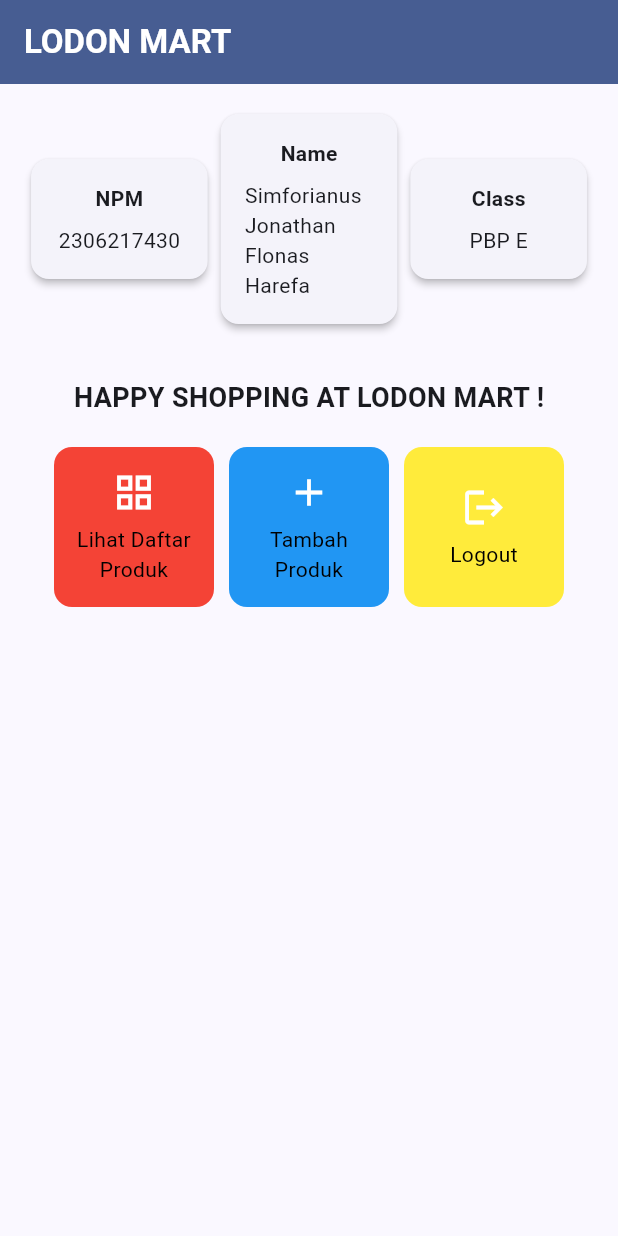
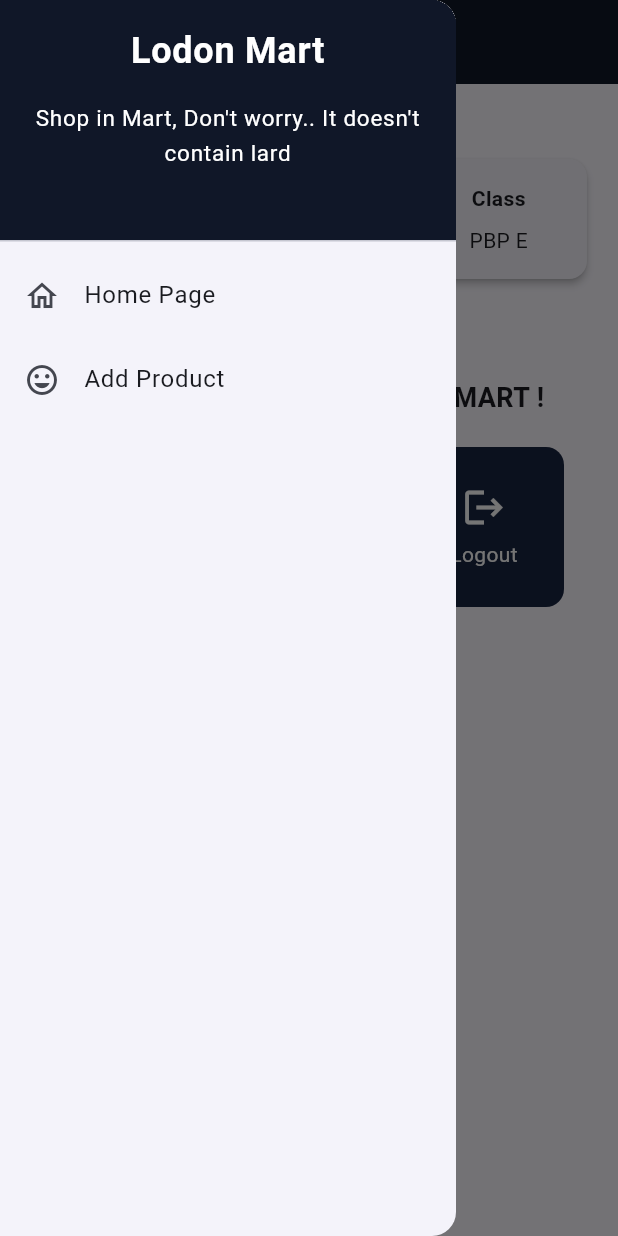
Before and after one commit to SimforianusJonathan/lodon-mart-mobile, a Flutter app: the screen it shows after launch, with the side drawer open (before the commit the screen has no drawer), on a phone screen of 412 x 824 dp. Run offline on Flutter 3.47's test engine with Material 3 defaults, Android fonts, the phone set to English and light mode, and no system bars.

Commit message:
finishing tugas 8 PBP

```diff
--- /dev/null
+++ b/lib/left_drawer.dart
@@ -0,0 +1,69 @@
+import 'package:flutter/material.dart';
+import 'package:lodon_mart/menu.dart';
+import 'package:lodon_mart/productentry_form.dart';
+
+class LeftDrawer extends StatelessWidget {
+  const LeftDrawer({super.key});
+
+  @override
+  Widget build(BuildContext context) {
+    return Drawer(
+      child: ListView(
+        children: [
+          DrawerHeader(
+            decoration: BoxDecoration(
+              color: Theme.of(context).colorScheme.primary,
+            ),
+            child: const Column(
+              children: [
+                Text(
+                  'Lodon Mart',
+                  textAlign: TextAlign.center,
+                  style: TextStyle(
+                    fontSize: 24,
+                    fontWeight: FontWeight.bold,
+                    color: Colors.white,
+                  ),
+                ),
+                Padding(padding: EdgeInsets.all(8)),
+                Text(
+                  "Shop in Mart, Don't worry.. It doesn't contain lard",
+                  textAlign: TextAlign.center,
+                  style: TextStyle(
+                    fontSize: 15,
+                    color: Colors.white,
+                    fontWeight: FontWeight.normal,
+                  ),
+                ),
+              ],
+            ),
+          ),
+          ListTile(
+            leading: const Icon(Icons.home_outlined),
+            title: const Text('Home Page'),
+            // Bagian redirection ke MyHomePage
+            onTap: () {
+              Navigator.pushReplacement(
+                  context,
+                  MaterialPageRoute(
+                    builder: (context) => MyHomePage(),
+                  ));
+            },
+          ),
+          ListTile(
+            leading: const Icon(Icons.mood),
+            title: const Text('Add Product'),
+            // Bagian redirection ke ProductEntryFormPage
+            onTap: () {
+              Navigator.push(
+                  context,
+                  MaterialPageRoute(
+                    builder: (context) => const ProductEntryFormPage(),
+                  ));
+            },
+          ),
+        ],
+      ),
+    );
+  }
+}
--- a/lib/main.dart
+++ b/lib/main.dart
@@ -32,8 +32,11 @@
           useMaterial3: true,
           colorScheme: ColorScheme.fromSeed(
             seedColor: const Color.fromARGB(255, 16, 23, 40),
-        ).copyWith(secondary: const Color.fromARGB(255, 36, 50, 80)),
-      ),
+          ).copyWith(
+            primary: const Color.fromARGB(255, 16, 23, 40),
+            // secondary: const Color.fromARGB(255, 22, 32, 55),
+            secondary: const Color.fromARGB(255, 25, 37, 65),
+          )),
       home: MyHomePage(),
     );
   }
--- a/lib/menu.dart
+++ b/lib/menu.dart
@@ -1,4 +1,6 @@
 import 'package:flutter/material.dart';
+import 'package:lodon_mart/productentry_form.dart';
+import 'package:lodon_mart/left_drawer.dart';
 
 class ItemCard extends StatelessWidget {
   // Menampilkan kartu dengan ikon dan nama.
@@ -11,7 +13,7 @@ class ItemCard extends StatelessWidget {
   Widget build(BuildContext context) {
     return Material(
       // Menentukan warna latar belakang dari tema aplikasi.
-      color: item.color,
+      color: Theme.of(context).colorScheme.secondary,
       // Membuat sudut kartu melengkung.
       borderRadius: BorderRadius.circular(12),
 
@@ -22,7 +24,16 @@ class ItemCard extends StatelessWidget {
           ScaffoldMessenger.of(context)
             ..hideCurrentSnackBar()
             ..showSnackBar(SnackBar(
-                content: Text("Kamu telah menekan tombol ${item.name}!")));
+                content: Text("You have clicked button ${item.name}!")));
+
+          // Navigate ke route yang sesuai (tergantung jenis tombol)
+          if (item.name == "Add Product") {
+            Navigator.push(
+              context,
+              MaterialPageRoute(
+                  builder: (context) => const ProductEntryFormPage()),
+            );
+          }
         },
         // Container untuk menyimpan Icon dan Text
         child: Container(
@@ -40,8 +51,8 @@ class ItemCard extends StatelessWidget {
                 const Padding(padding: EdgeInsets.all(3)),
                 Text(
                   item.name,
-                  textAlign: TextAlign.center,
-                  style: const TextStyle(color: Colors.black),
+                  textAlign: TextAlign.left,
+                  style: const TextStyle(color: Colors.white),
                 ),
               ],
             ),
@@ -89,9 +100,8 @@ class InfoCard extends StatelessWidget {
 class ItemHomepage {
   final String name;
   final IconData icon;
-  final Color color;
 
-  ItemHomepage(this.name, this.icon, this.color);
+  ItemHomepage(this.name, this.icon);
 }
 
 class MyHomePage extends StatelessWidget {
@@ -102,9 +112,9 @@ class MyHomePage extends StatelessWidget {
   final String className = 'PBP E'; // Kelas
 
   final List<ItemHomepage> items = [
-    ItemHomepage("Lihat Daftar Produk", Icons.grid_view, Colors.red),
-    ItemHomepage("Tambah Produk", Icons.add, Colors.blue),
-    ItemHomepage("Logout", Icons.logout, Colors.yellow),
+    ItemHomepage("List of Product", Icons.grid_view),
+    ItemHomepage("Add Product", Icons.add),
+    ItemHomepage("Logout", Icons.logout),
   ];
 
   @override
@@ -113,7 +123,7 @@ class MyHomePage extends StatelessWidget {
     return Scaffold(
       // AppBar adalah bagian atas halaman yang menampilkan judul.
       appBar: AppBar(
-        // Judul aplikasi "Mental Health Tracker" dengan teks putih dan tebal.
+        // Judul aplikasi "LODON MART" dengan teks putih dan tebal.
         title: const Text(
           'LODON MART',
           style: TextStyle(
@@ -123,7 +133,9 @@ class MyHomePage extends StatelessWidget {
         ),
         // Warna latar belakang AppBar diambil dari skema warna tema aplikasi.
         backgroundColor: Theme.of(context).colorScheme.primary,
+        iconTheme: const IconThemeData(color: Colors.white),
       ),
+      drawer: LeftDrawer(),
       // Body halaman dengan padding di sekelilingnya.
       body: Padding(
         padding: const EdgeInsets.all(16.0),
```
Also changed, not shown: lib/productentry_form.dart (added, +287 -0 lines), 1 other file. Lines whose indentation alone changed are shown as unchanged.
